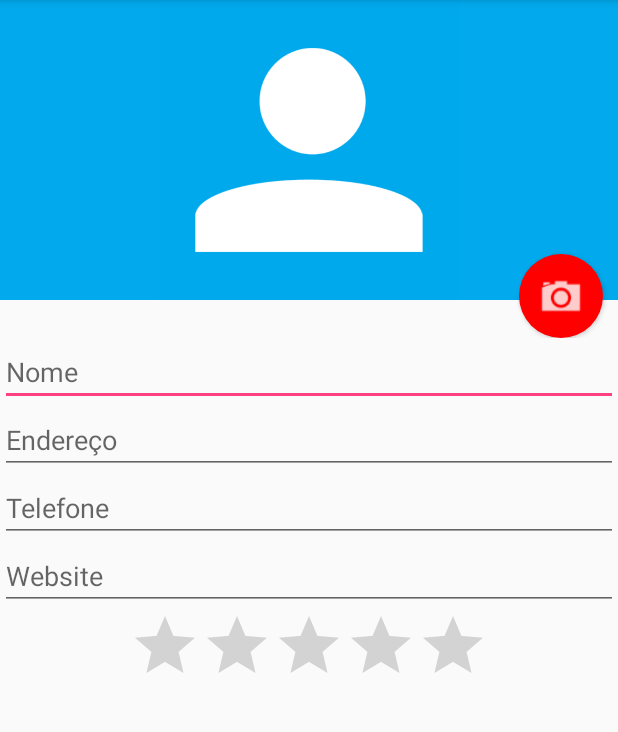
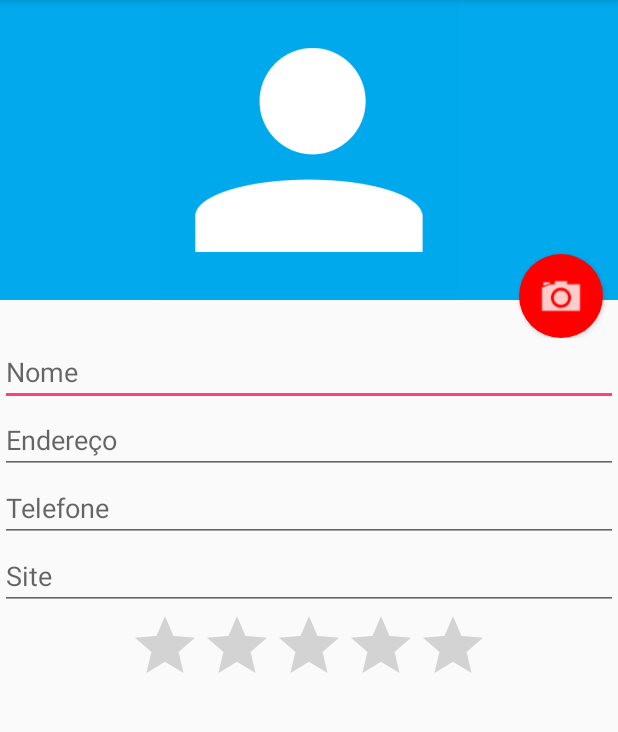
Before and after one commit to jmsstudio/android_simple_agenda, an Android app: the FormularioActivity screen opened directly, with no data from a screen before it, on a phone screen of 412 x 824 dp, the part 84-816 px from its top. Run offline under Robolectric (Android 15) with nearby library versions, the phone set to English and light mode, and no system bars.

Commit message:
Adicionada internacionalização de strings Adicionado layout alternativo para exibição landscape

```diff
--- a/app/src/main/res/layout/activity_formulario.xml
+++ b/app/src/main/res/layout/activity_formulario.xml
@@ -14,33 +14,35 @@
                 android:layout_height="200dp"
                 android:background="#02a9ec"
                 android:src="@drawable/person"
-                android:contentDescription="Foto"/>
+                android:contentDescription="@string/campo_foto"/>
             <Button android:id="@+id/formulario_btn_foto"
                 android:layout_width="56dp"
                 android:layout_height="56dp"
                 android:background="@drawable/fundo_camera"
+                android:layout_marginEnd="10dp"
                 android:layout_marginRight="10dp"
                 android:elevation="6dp"
                 android:layout_alignParentRight="true"
+                android:layout_alignParentEnd="true"
                 android:layout_alignParentBottom="true"/>
         </RelativeLayout>
 
         <EditText android:id="@+id/formulario_nome"
             android:layout_width="match_parent"
             android:layout_height="wrap_content"
-            android:hint="Nome"/>
+            android:hint="@string/campo_nome"/>
         <EditText android:id="@+id/formulario_endereco"
             android:layout_width="match_parent"
             android:layout_height="wrap_content"
-            android:hint="Endereço"/>
+            android:hint="@string/campo_endereco"/>
         <EditText android:id="@+id/formulario_telefone"
             android:layout_width="match_parent"
             android:layout_height="wrap_content"
-            android:hint="Telefone"/>
+            android:hint="@string/campo_telefone"/>
         <EditText android:id="@+id/formulario_website"
             android:layout_width="match_parent"
             android:layout_height="wrap_content"
-            android:hint="Website"/>
+            android:hint="@string/campo_site"/>
         <RatingBar android:id="@+id/formulario_nota"
             android:layout_width="wrap_content"
             android:layout_height="wrap_content"
--- a/app/src/main/res/values/strings.xml
+++ b/app/src/main/res/values/strings.xml
@@ -1,3 +1,8 @@
 <resources>
     <string name="app_name">Agenda</string>
+    <string name="campo_nome">Nome</string>
+    <string name="campo_endereco">Endereço</string>
+    <string name="campo_telefone">Telefone</string>
+    <string name="campo_site">Site</string>
+    <string name="campo_foto">Foto</string>
 </resources>
```
Also changed, not shown: app/src/main/java/br/com/jmsstudio/agenda/adapter/ListAlunosAdapter.java (+10 -0 lines), app/src/main/res/layout-land/list_item_aluno.xml (added, +58 -0 lines), 1 other file.
